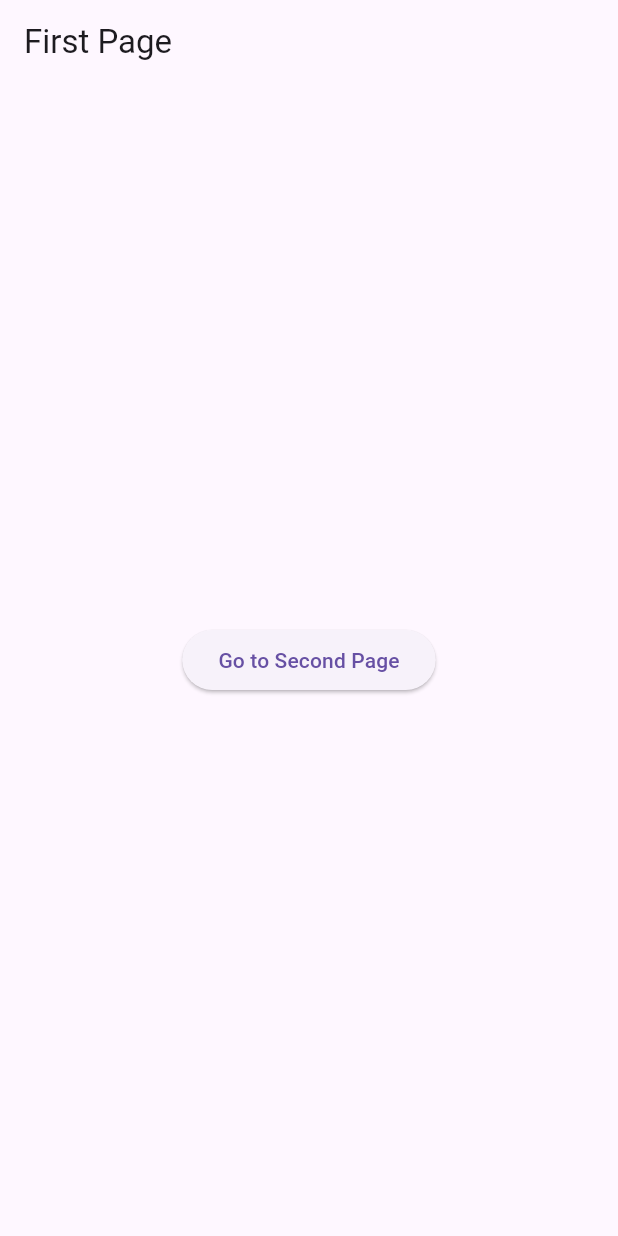
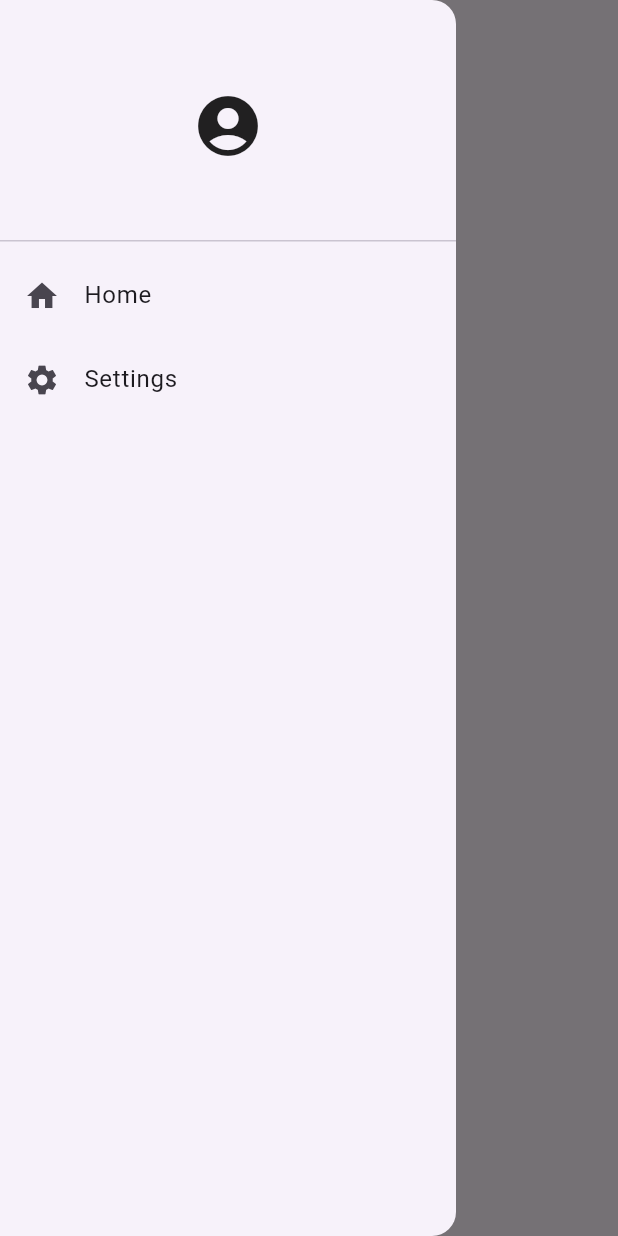
Before and after one commit to yushanwebdev/flutter-explore, a Flutter app: the screen it shows after launch, with the side drawer open (before the commit the screen has no drawer), on a phone screen of 412 x 824 dp. Run offline on Flutter 3.47's test engine with Material 3 defaults, Android fonts, the phone set to English and light mode, and no system bars.

```diff
--- a/lib/pages/first_page.dart
+++ b/lib/pages/first_page.dart
@@ -7,6 +7,30 @@ class FirstPage extends StatelessWidget {
     return Scaffold(
       appBar: AppBar(
         title: Text('First Page'),
+      ),
+      drawer: Drawer(
+        child: ListView(
+          children: <Widget>[
+            DrawerHeader(
+                child: Icon(
+              Icons.account_circle,
+              size: 48,
+            )),
+            ListTile(
+                leading: Icon(Icons.home),
+                title: Text('Home'),
+                onTap: () => {
+                      Navigator.pop(context),
+                      Navigator.pushNamed(context, "/secondpage"),
+                    }),
+            ListTile(
+                leading: Icon(Icons.settings),
+                title: Text('Settings'),
+                onTap: () => {
+                      Navigator.pushNamed(context, "/secondpage"),
+                    }),
+          ],
+        ),
       ),
       body: Center(
         child: ElevatedButton(
```
